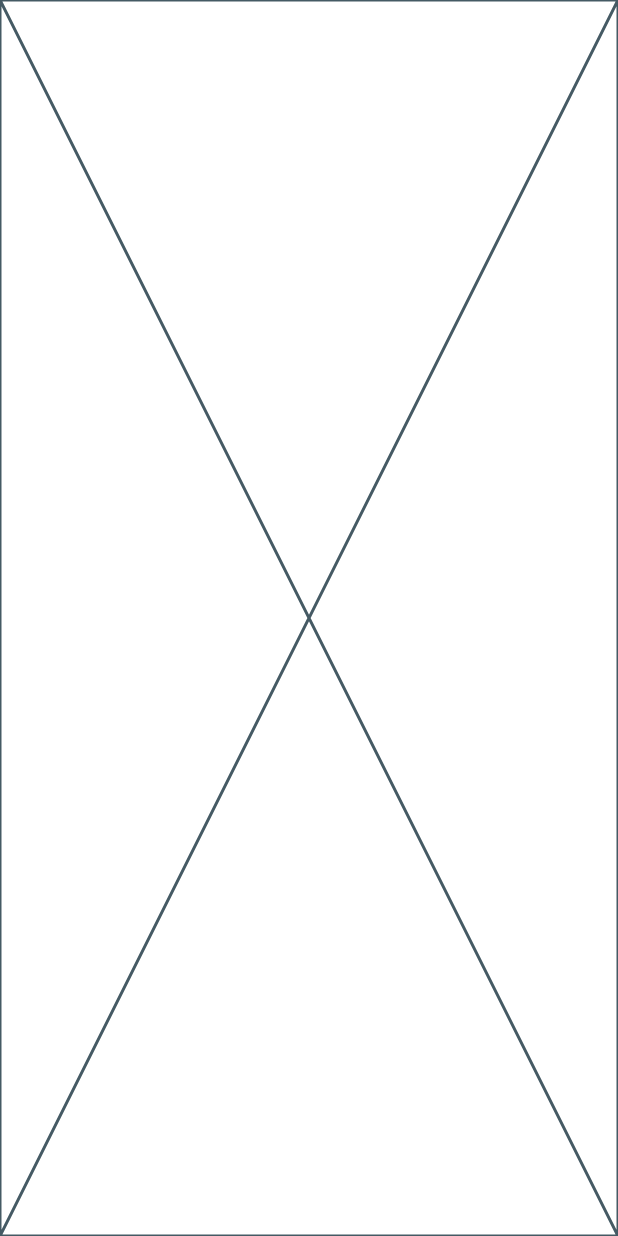
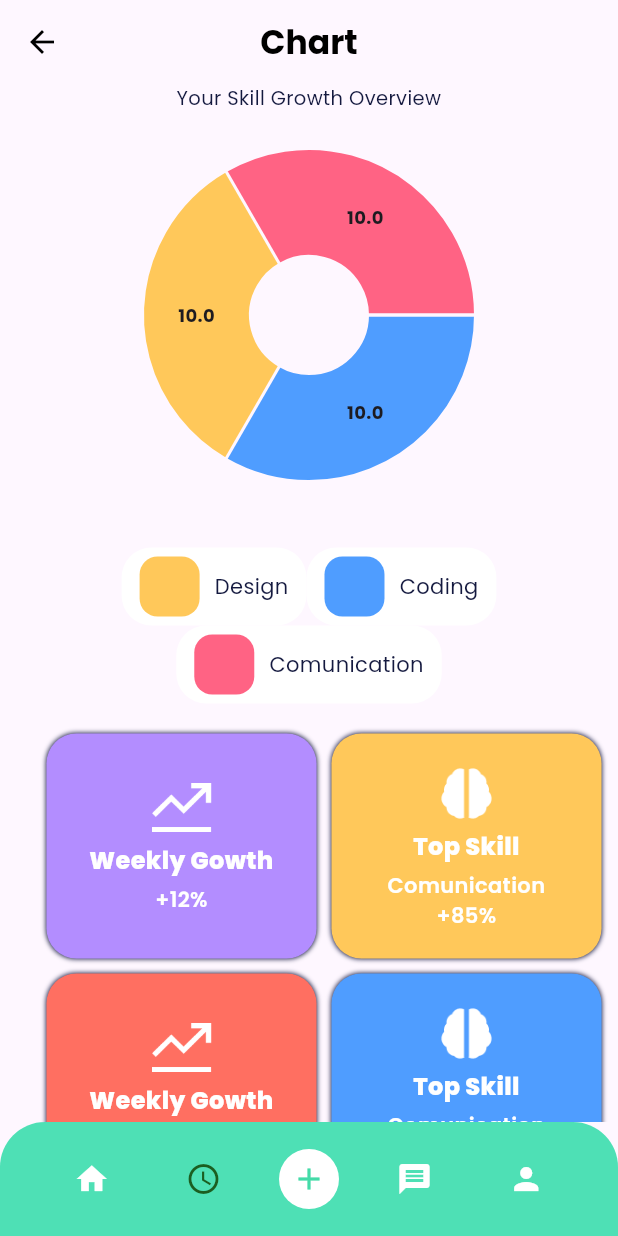
Before and after one commit to yowxy/StudyApps, a Flutter app: the CreatePost screen opened directly, item 4 of the bottom bar chosen, after a tap on "Earn More Badges", on a phone screen of 412 x 824 dp. Run offline on Flutter 3.47's test engine with Material 3 defaults, Android fonts, the phone set to English and light mode, and no system bars; drawn by our look-alikes of fl_chart; our stand-ins replace firebase_auth, firebase_core, google_fonts, image_picker; accounts and stored records are empty.

Commit message:
feat: slicing badges pages

```diff
--- a/lib/features/badges/badges.dart
+++ b/lib/features/badges/badges.dart
@@ -1,10 +1,148 @@
 import 'package:flutter/material.dart';
+import 'package:fl_chart/fl_chart.dart';
+import 'package:skill_loop/features/badges/widget/component.dart';
+import 'package:skill_loop/features/badges/widget/shape_badges.dart';
+import 'package:skill_loop/features/home/home.dart';
+import 'package:skill_loop/features/home/widget/bottom_bar.dart';
+// import 'package:skill_loop/features/profile/widget/shape_profile.dart';
+import 'package:skill_loop/shared/theme.dart';
 
 class Badges extends StatelessWidget {
   const Badges({super.key});
 
   @override
   Widget build(BuildContext context) {
-    return const Placeholder();
+    return Scaffold(
+      appBar: AppBar(
+        automaticallyImplyLeading: false,
+        elevation: 0,
+        centerTitle: true,
+        leading: IconButton(
+          icon: const Icon(Icons.arrow_back, color: Colors.black),
+          onPressed: () {
+            Navigator.push(
+              context,
+              MaterialPageRoute(builder: (context) => const HomeScreen()),
+            );
+          },
+        ),
+        title: const Text(
+          'Chart',
+          style: TextStyle(color: Colors.black, fontWeight: FontWeight.bold),
+        ),
+      ),
+      body: ListView(
+        children: [
+          Text(
+            'Your Skill Growth Overview',
+            style: blackTextStyle.copyWith(fontWeight: reguler, fontSize: 13),
+            textAlign: TextAlign.center,
+          ),
+          const SizedBox(height: 10),
+          SizedBox(
+            height: 250,
+            child: PieChart(
+              PieChartData(
+                centerSpaceRadius: 40,
+                sectionsSpace: 2,
+                sections: [
+                  PieChartSectionData(
+                    color: blueLightColor,
+                    radius: 70,
+                    titleStyle: const TextStyle(
+                      // color: Colors.white,
+                      fontWeight: FontWeight.bold,
+                      fontSize: 12,
+                    ),
+                  ),
+                  PieChartSectionData(
+                    color: orange,
+                    radius: 70,
+                    titleStyle: const TextStyle(
+                      // color: Colors.white,
+                      fontWeight: FontWeight.bold,
+                      fontSize: 12,
+                    ),
+                  ),
+                  PieChartSectionData(
+                    color: pink,
+                    radius: 70,
+                    titleStyle: const TextStyle(
+                      // color: Colors.white,
+                      fontWeight: FontWeight.bold,
+                      fontSize: 12,
+                    ),
+                  ),
+                ],
+              ),
+            ),
+          ),
+          const SizedBox(height: 30),
+          Column(
+            mainAxisAlignment: MainAxisAlignment.center,
+            children: [
+              Row(
+                mainAxisAlignment: MainAxisAlignment.center,
+                  children: [
+                ComponentBadges(title: 'Design', color: orange),
+                ComponentBadges(title: 'Coding', color: blueLightColor),
+                  ]
+              ),
+              ComponentBadges(title: 'Comunication', color: pink),
+              const SizedBox(height: 20,),
+              Row(
+                mainAxisAlignment: MainAxisAlignment.center,
+                children: [
+                  Padding(padding: EdgeInsets.all(10)),
+                  CustomWidgetBadges(
+                    width: 180,
+                    height: 150,
+                    color: purple,
+                    image: 'assets/icon/growth.png',
+                    title: 'Weekly Gowth',
+                    subtitle: '+12%'
+                    ),
+                    const SizedBox(width: 10,),
+                  CustomWidgetBadges(
+                    width: 180,
+                    height: 150,
+                    color: orange,
+                    image: 'assets/icon/brain_solid.png',
+                    title: 'Top Skill',
+                    subtitle: 'Comunication +85%'
+                    ),
+                ],
+              ),
+              const SizedBox(height: 10,),
+              Row(
+                mainAxisAlignment: MainAxisAlignment.center,
+                children: [
+                  Padding(padding: EdgeInsets.all(10)),
+                  CustomWidgetBadges(
+                    width: 180,
+                    height: 150,
+                    color: red,
+                    image: 'assets/icon/growth.png',
+                    title: 'Weekly Gowth',
+                    subtitle: '+12%'
+                    ),
+                    const SizedBox(width: 10,),
+                  CustomWidgetBadges(
+                    width: 180,
+                    height: 150,
+                    color: blueLightColor,
+                    image: 'assets/icon/brain_solid.png',
+                    title: 'Top Skill',
+                    subtitle: 'Comunication +85%'
+                    ),
+                ],
+              ),
+            ],
+          ),
+        ],
+      ),
+      bottomNavigationBar: const BottomBar(currentIndex: 1,),
+
+    );
   }
 }
--- /dev/null
+++ b/lib/features/badges/widget/component.dart
@@ -0,0 +1,48 @@
+import 'package:flutter/material.dart';
+import 'package:skill_loop/shared/theme.dart';
+
+class ComponentBadges extends StatelessWidget {
+  final String title;
+  final Color color;
+
+  const ComponentBadges({
+    required this.title,
+    required this.color,
+    super.key,
+  });
+
+  @override
+  Widget build(BuildContext context) {
+    return Container(
+      padding: const EdgeInsets.symmetric(horizontal: 12, vertical: 6),
+      decoration: BoxDecoration(
+        color: whiteColor,
+        borderRadius: BorderRadius.circular(20),
+      ),
+      child: Row(
+        mainAxisSize: MainAxisSize.min,
+        children: [
+          Container(
+            width: 40,
+            height: 40,
+            decoration: BoxDecoration(
+              color: color,
+              borderRadius: BorderRadius.circular(12),
+            ),
+          ),
+
+          const SizedBox(width: 10),
+
+          // Text
+          Text(
+            title,
+            style: blackTextStyle.copyWith(
+              fontSize: 14,
+              fontWeight: reguler,
+            ),
+          ),
+        ],
+      ),
+    );
+  }
+}
--- /dev/null
+++ b/lib/features/badges/widget/shape_badges.dart
@@ -0,0 +1,75 @@
+import 'package:flutter/material.dart';
+import 'package:skill_loop/shared/theme.dart';
+
+class CustomWidgetBadges extends StatelessWidget {
+  final double width;
+  final double height;
+  final Color color;
+  final String image; // path asset icon
+  final String title;
+  final String subtitle;
+
+  const CustomWidgetBadges({
+    required this.width,
+    required this.height,
+    required this.color,
+    required this.image,
+    required this.title,
+    required this.subtitle,
+    super.key,
+  });
+
+  @override
+  Widget build(BuildContext context) {
+    return Container(
+      width: width,
+      height: height,
+      decoration: BoxDecoration(
+        color: color,
+        borderRadius: BorderRadius.circular(20),
+        boxShadow: [
+          BoxShadow(
+            color: blackColor,
+            blurRadius: 2,
+            // offset: Offset(,0),
+          ),
+        ],
+      ),
+      padding: const EdgeInsets.symmetric(vertical: 20, horizontal: 16),
+      child: Column(
+        mainAxisAlignment: MainAxisAlignment.center,
+        children: [
+          Image.asset(
+            image,
+            width: 40,
+            height: 40,
+            color: whiteColor,
+          ),
+
+          const SizedBox(height: 4),
+          // TITLE
+          Text(
+            title,
+            style: whiteTextStyle.copyWith(
+              fontSize: 16,
+              fontWeight: extraBold,
+            ),
+            textAlign: TextAlign.center,
+          ),
+
+          const SizedBox(height: 4),
+
+          // SUBTITLE
+          Text(
+            subtitle,
+            style: whiteTextStyle.copyWith(
+              fontSize: 14,
+              fontWeight: semibold,
+            ),
+            textAlign: TextAlign.center,
+          ),
+        ],
+      ),
+    );
+  }
+}
--- a/lib/features/chat/chat.dart
+++ b/lib/features/chat/chat.dart
@@ -91,12 +91,12 @@ class _ChatPageState extends State<ChatPage> {
           ButtonNext(
             name: 'Earn More Badges',
             width: double.infinity,
-            height: 52,
+            height: 90,
             color: orange,
             onPressed: () {
             Navigator.push(
                 context,
-                MaterialPageRoute(builder: (context) => Badges()),
+                MaterialPageRoute(builder: (context) => const Badges()),
               );
             }
             )
--- a/lib/features/home/widget/bottom_bar.dart
+++ b/lib/features/home/widget/bottom_bar.dart
@@ -1,4 +1,5 @@
 import 'package:flutter/material.dart';
+import 'package:skill_loop/features/badges/badges.dart';
 import 'package:skill_loop/features/chat/chat.dart';
 import 'package:skill_loop/features/home/home.dart';
 import 'package:skill_loop/features/post/create_post.dart';
@@ -39,7 +40,11 @@ class BottomBar extends StatelessWidget {
           IconButton(
             icon: const Icon(Icons.access_time),
             color: currentIndex == 1 ? Colors.green.shade900 : Colors.white,
-            onPressed: () {},
+            onPressed: () {
+              Navigator.push(context,
+              MaterialPageRoute(builder: (context) => Badges())
+              );
+            },
           ),
 
           GestureDetector(
--- a/lib/shared/theme.dart
+++ b/lib/shared/theme.dart
@@ -26,7 +26,7 @@ Color blueLightColor = const Color(0xff4F9DFF);
 Color purple = const Color(0xffB38DFF);
 Color orange = const Color (0xffFFC85A);
 Color red = const Color(0xffFF6F61);
-
+Color pink = const Color(0xffFF6384);
 
 
 FontWeight light = FontWeight.w300;
--- a/pubspec.yaml
+++ b/pubspec.yaml
@@ -41,6 +41,7 @@ dependencies:
   file_picker: ^10.3.6
   firebase_storage: ^13.0.4
   dropdown_button2: ^2.3.9
+  fl_chart: ^1.1.1
 
 dev_dependencies:
   flutter_test:
```
Also changed, not shown: assets/icon/brain_solid.png (added), assets/icon/growth.png (added), assets/icon/quick_lamp.png (added), pubspec.lock.
